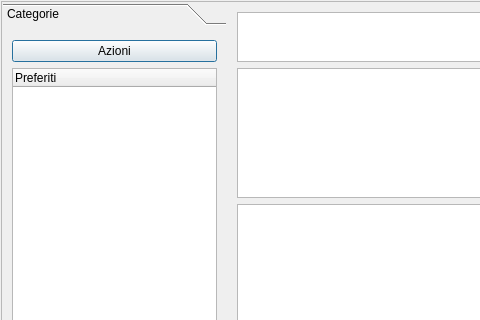
Before: the Qt Designer form bookmarkgui.ui in simon-r/LeScienze500, drawn with Qt 5; both pictures show x 0 to 480 and y 0 to 320 of the 631 by 493 pixel window.
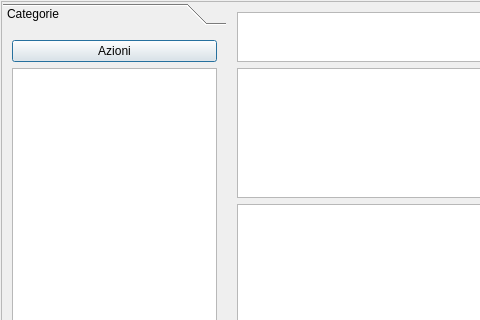
After: the same form once the commit is applied. Icons and pictures are not drawn.

Commit message: mar 12 ott 2010, 09.51.01, CEST

```diff
--- a/bookmarkgui.ui
+++ b/bookmarkgui.ui
@@ -80,9 +80,15 @@
            </item>
            <item>
             <widget class="QTreeWidget" name="treeCategorie">
+             <property name="alternatingRowColors">
+              <bool>true</bool>
+             </property>
              <property name="columnCount">
               <number>1</number>
              </property>
+             <attribute name="headerVisible">
+              <bool>false</bool>
+             </attribute>
              <column>
               <property name="text">
                <string>Preferiti</string>
```
Left out of the diff: 8 changed lines with no effect on the pictures. The commit also changes 1 other file.
